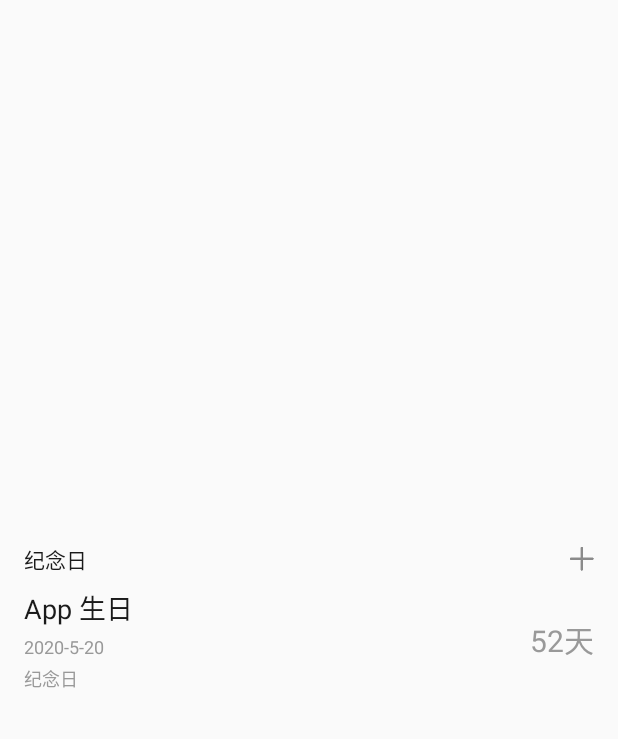
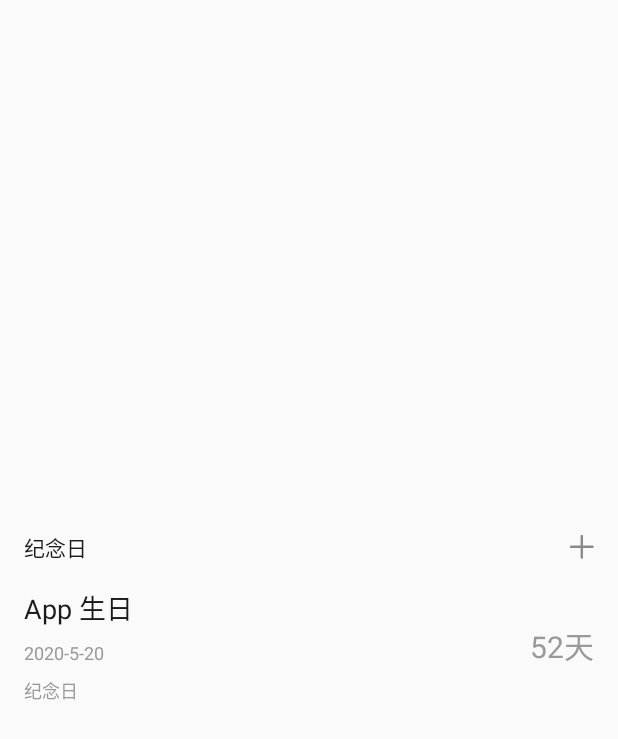
Before and after one commit to NevermindZZT/Days, an Android app: the layout widget_anniversary.xml on its own in the app's theme, with its tools: preview values and no code run, on a phone screen of 412 x 824 dp. Shown: the top 739 px of the screen. Run offline under Robolectric (Android 15) with nearby library versions, the light colour scheme and no system bars.

Commit message:
优化 Widget刷新 优化 纪念日详情界面锯齿

```diff
--- a/app/src/main/AndroidManifest.xml
+++ b/app/src/main/AndroidManifest.xml
@@ -9,7 +9,7 @@
         android:roundIcon="@mipmap/ic_launcher_round"
         android:supportsRtl="true"
         android:theme="@style/AppTheme">
-        <activity android:name=".activity.WidgetSettingActivity"></activity>
+        <activity android:name=".activity.WidgetSettingActivity" />
 
         <receiver android:name=".widget.AnniversaryWidget">
             <intent-filter>
--- a/app/src/main/java/com/letter/days/view/ProgressView.kt
+++ b/app/src/main/java/com/letter/days/view/ProgressView.kt
@@ -111,12 +111,14 @@ constructor(context: Context, attrs: AttributeSet?=null, defStyleAttr: Int=0, de
         /* 绘制背景 */
         backgroundPaint.color = background
         backgroundPaint.style = Paint.Style.FILL
+        backgroundPaint.isAntiAlias = true
         canvas?.drawCircle(width.toFloat() / 2, height.toFloat() / 2,
             (min(width, height) / 2 - if (strokeWidth > 0) 1 else 0).toFloat(), backgroundPaint)
 
         /* 绘制边框背景 */
         strokeBackgroundPaint.color = strokeBackground
         strokeBackgroundPaint.style = Paint.Style.STROKE
+        strokeBackgroundPaint.isAntiAlias = true
         strokeBackgroundPaint.strokeWidth = strokeWidth
         canvas?.drawCircle(width.toFloat() / 2, height.toFloat() / 2,
             (diameter / 2).toFloat() - (strokeWidth) / 2, strokeBackgroundPaint)
@@ -124,6 +126,7 @@ constructor(context: Context, attrs: AttributeSet?=null, defStyleAttr: Int=0, de
         /* 绘制边框 */
         strokePaint.color = strokeColor
         strokePaint.style = Paint.Style.STROKE
+        strokePaint.isAntiAlias = true
         strokePaint.strokeWidth = strokeWidth
         canvas?.drawArc(((width - diameter) / 2).toFloat() + (strokeWidth) / 2,
             ((height - diameter) / 2).toFloat() + (strokeWidth) / 2,
--- a/app/src/main/res/drawable/ba_widget.xml
+++ b/app/src/main/res/drawable/ba_widget.xml
@@ -3,7 +3,7 @@
     <item>
         <shape
             android:shape="rectangle" >
-            <solid android:color="?android:colorPrimary" />
+            <solid android:color="@color/colorPrimary" />
             <corners android:radius="2dp" />
         </shape>
     </item>
--- a/app/src/main/res/layout/activity_widget_setting.xml
+++ b/app/src/main/res/layout/activity_widget_setting.xml
@@ -41,6 +41,8 @@
                 android:layout_width="match_parent"
                 android:layout_height="wrap_content"
                 android:layout_margin="4dp"
+                app:cardCornerRadius="8dp"
+                app:cardElevation="0dp"
                 app:layout_constraintEnd_toEndOf="parent"
                 app:layout_constraintStart_toStartOf="parent"
                 app:layout_constraintTop_toTopOf="parent">
--- a/app/src/main/res/layout/widget_anniversary.xml
+++ b/app/src/main/res/layout/widget_anniversary.xml
@@ -5,7 +5,7 @@
     android:layout_height="match_parent" >
 
     <LinearLayout
-        android:id="@+id/back_layout"
+        android:id="@+id/back_view"
         android:layout_width="match_parent"
         android:layout_height="match_parent"
         android:background="@drawable/ba_widget"
@@ -24,14 +24,14 @@
             android:layout_width="match_parent"
             android:layout_height="wrap_content"
             android:orientation="horizontal"
-            android:paddingBottom="8dp">
+            android:paddingBottom="16dp">
 
             <TextView
                 android:layout_width="0dp"
                 android:layout_height="wrap_content"
                 android:layout_weight="1"
                 android:text="@string/app_name"
-                android:textColor="?android:textColorPrimary" />
+                android:textColor="@color/textColorPrimary" />
 
             <ImageView
                 android:id="@+id/add_image"
@@ -63,7 +63,7 @@
                     android:id="@+id/name_text"
                     android:layout_width="match_parent"
                     android:layout_height="wrap_content"
-                    android:textColor="?android:textColorPrimary"
+                    android:textColor="@color/textColorPrimary"
                     android:textSize="18sp"
                     tools:text="App 生日" />
 
@@ -71,8 +71,8 @@
                     android:id="@+id/date_text"
                     android:layout_width="match_parent"
                     android:layout_height="wrap_content"
-                    android:layout_marginTop="4dp"
-                    android:textColor="?android:textColorHint"
+                    android:layout_marginTop="8dp"
+                    android:textColor="@color/textColorHint"
                     android:textSize="12sp"
                     tools:text="2020-5-20" />
 
@@ -80,8 +80,8 @@
                     android:id="@+id/type_text"
                     android:layout_width="match_parent"
                     android:layout_height="wrap_content"
-                    android:layout_marginTop="4dp"
-                    android:textColor="?android:textColorHint"
+                    android:layout_marginTop="8dp"
+                    android:textColor="@color/textColorHint"
                     android:textSize="12sp"
                     tools:text="纪念日" />
             </LinearLayout>
@@ -91,7 +91,7 @@
                 android:layout_width="wrap_content"
                 android:layout_height="wrap_content"
                 android:layout_gravity="center_vertical"
-                android:textColor="?android:textColorHint"
+                android:textColor="@color/textColorHint"
                 android:textSize="20sp"
                 tools:text="52天" />
         </LinearLayout>
```
Also changed, not shown: app/src/main/java/com/letter/days/database/dao/WidgetDao.kt (+7 -0 lines), app/src/main/java/com/letter/days/fragment/AnniversaryFragment.kt (+6 -1 lines), app/src/main/java/com/letter/days/fragment/SettingFragment.kt (+18 -0 lines), app/src/main/java/com/letter/days/viewmodel/DaysListViewModel.kt (+7 -4 lines), app/src/main/java/com/letter/days/widget/AnniversaryWidget.kt (+30 -10 lines).
